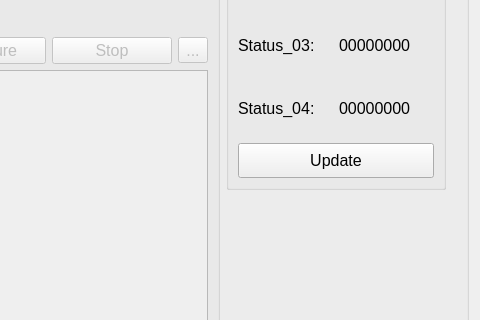
Qt form stretchedwire/gui/ui/integratorwidget.ui (lnls-ima/stretched-wire) before a commit; both pictures show x 538 to 1018 and y 264 to 584 of the 1018 by 755 pixel window.
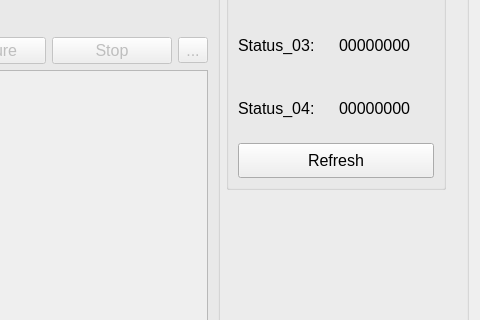
The same form after that commit. Icons and pictures are not drawn. Custom widgets are drawn as their Qt base class.

What changed in the file:
```diff
--- a/stretchedwire/gui/ui/integratorwidget.ui
+++ b/stretchedwire/gui/ui/integratorwidget.ui
@@ -321,7 +321,7 @@
             </size>
            </property>
            <property name="text">
-            <string>Update</string>
+            <string>Refresh</string>
            </property>
            <property name="icon">
             <iconset>
```
Left out of the diff: 8 changed lines with no effect on the pictures.
